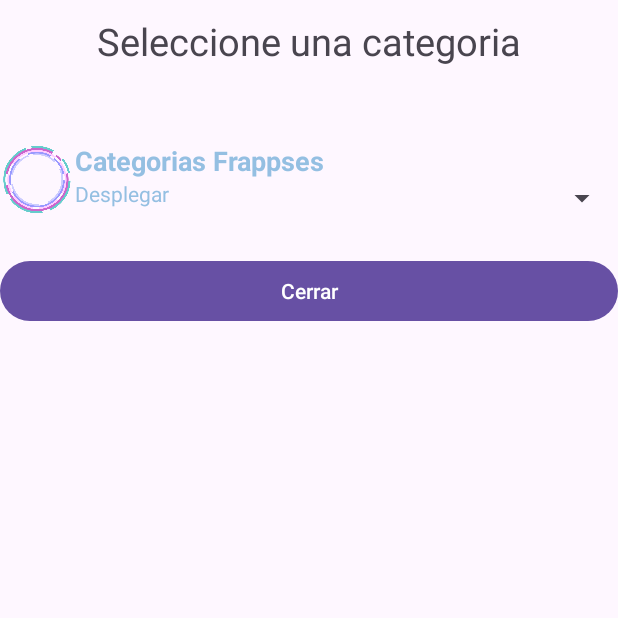
After one commit to MJazel/corte1android, an Android app: the SpinnerPersonalizado screen opened directly, with no data from a screen before it, on a phone screen of 412 x 824 dp, the top half of it. The commit adds this screen. Run offline under Robolectric (Android 15) with nearby library versions, the phone set to English and light mode, and no system bars.

Commit message:
Subir Spinner y actualizacion

```diff
--- a/app/src/main/AndroidManifest.xml
+++ b/app/src/main/AndroidManifest.xml
@@ -12,6 +12,9 @@
         android:supportsRtl="true"
         android:theme="@style/Theme.AppHolaMundo3"
         tools:targetApi="31">
+        <activity
+            android:name=".SpinnerPersonalizado"
+            android:exported="false" />
         <activity
             android:name=".cotizacionActivity"
             android:exported="false" />
--- /dev/null
+++ b/app/src/main/java/com/example/appholamundo3/ItemData.java
@@ -0,0 +1,51 @@
+package com.example.appholamundo3;
+
+public class ItemData { //Atributos
+    private String textCategoria;
+    private String textDescripcion;
+    private int imageId;
+
+
+    //Constructores
+    public ItemData (){
+        this.textCategoria = "";
+        this.textDescripcion = "";
+        this.imageId = 0;
+    }
+
+    public ItemData(String textCategoria, String textDescripcion, int imageId) {
+        this.textCategoria = textCategoria;
+        this.textDescripcion = textDescripcion;
+        this.imageId = imageId;
+    }
+
+    public ItemData(ItemData item) {
+        this.textCategoria = item.textCategoria;
+        this.textDescripcion = item.textDescripcion;
+        this.imageId = item.imageId;
+    }
+
+    public String getTextCategoria() {
+        return textCategoria;
+    }
+
+    public void setTextCategoria(String textCategoria) {
+        this.textCategoria = textCategoria;
+    }
+
+    public String getTextDescripcion() {
+        return textDescripcion;
+    }
+
+    public void setTextDescripcion(String textDescripcion) {
+        this.textDescripcion = textDescripcion;
+    }
+
+    public int getImageId() {
+        return imageId;
+    }
+
+    public void setImageId(int imageId) {
+        this.imageId = imageId;
+    }
+}
--- /dev/null
+++ b/app/src/main/java/com/example/appholamundo3/SpinnerAdapter.java
@@ -0,0 +1,40 @@
+package com.example.appholamundo3;
+
+import android.app.Activity;
+import android.view.LayoutInflater;
+import android.view.View;
+import android.view.ViewGroup;
+import android.widget.ArrayAdapter;
+import android.widget.ImageView;
+import android.widget.TextView;
+
+import java.util.ArrayList;
+
+public class SpinnerAdapter extends ArrayAdapter<ItemData> {
+    int groupId;
+    Activity Context;
+    ArrayList<ItemData> list;
+    LayoutInflater inflater;
+    public SpinnerAdapter(Activity Context,int groupId,int id,ArrayList<ItemData>
+            list){
+        super(Context,id,list);
+        this.list = list;
+        inflater = (LayoutInflater)Context.getSystemService(Context.LAYOUT_INFLATER_SERVICE);
+        this.groupId = groupId;
+    }
+    public View getView(int posicion, View convertView, ViewGroup parent){
+        View itemView = inflater.inflate(groupId,parent,false);
+        ImageView imagen = (ImageView) itemView.findViewById(R.id.imgCategoria);
+        imagen.setImageResource(list.get(posicion).getImageId());
+        TextView textCategoria = (TextView)
+                itemView.findViewById(R.id.lblCategorias);
+        textCategoria.setText(list.get(posicion).getTextCategoria());
+        TextView textDescripcion = (TextView)
+                itemView.findViewById(R.id.lblDescripcion);
+        textDescripcion.setText(list.get(posicion).getTextDescripcion());
+        return itemView;
+    }
+    public View getDropDownView(int posicion,View convertView,ViewGroup parent){
+        return getView(posicion,convertView,parent);
+    }
+}
--- /dev/null
+++ b/app/src/main/java/com/example/appholamundo3/SpinnerPersonalizado.java
@@ -0,0 +1,64 @@
+package com.example.appholamundo3;
+
+import android.os.Bundle;
+import android.view.View;
+import android.widget.AdapterView;
+import android.widget.Button;
+import android.widget.Spinner;
+import android.widget.Toast;
+
+import androidx.activity.EdgeToEdge;
+import androidx.appcompat.app.AppCompatActivity;
+import androidx.core.graphics.Insets;
+import androidx.core.view.ViewCompat;
+import androidx.core.view.WindowInsetsCompat;
+
+import java.util.ArrayList;
+
+public class SpinnerPersonalizado extends AppCompatActivity {
+
+    private Spinner sp;
+    private Button btnCerrar;
+
+    @Override
+    protected void onCreate(Bundle savedInstanceState) {
+        super.onCreate(savedInstanceState);
+        setContentView(R.layout.activity_spinner_personalizado);
+        btnCerrar = (Button) findViewById(R.id.btnCerrar);
+
+
+        ArrayList<ItemData> list = new ArrayList<>();
+        list.add(new ItemData(getString(R.string.itemFrappses), getString(R.string.msgFrapses), R.drawable.categorias));
+        list.add(new ItemData(getString(R.string.itemAgradecimiento), getString(R.string.msgAgradecimiento), R.drawable.agradecimiento));
+        list.add(new ItemData(getString(R.string.itemAmor), getString(R.string.msgAmor), R.drawable.corazon));
+        list.add(new ItemData(getString(R.string.itemNewYear), getString(R.string.msgNewYear), R.drawable.nuevo));
+        list.add(new ItemData(getString(R.string.itemCanciones), getString(R.string.msgCanciones), R.drawable.canciones));
+        sp = findViewById(R.id.spinner1);
+        SpinnerAdapter adapter = new SpinnerAdapter(this, R.layout.spinner_layout, R.id.lblCategorias, list);
+        sp.setAdapter(adapter);
+
+        btnCerrar.setOnClickListener(new View.OnClickListener() {
+            @Override
+            public void onClick(View v) {
+                finish(); // Cierra la actividad actual
+            }
+        });
+
+        sp.setOnItemSelectedListener(new AdapterView.OnItemSelectedListener() {
+            @Override
+            public void onItemSelected(AdapterView<?> parent, View view, int position, long id) {
+                Toast.makeText(parent.getContext(),
+                        getString(R.string.msgSeleccionado).toString() + " " + ((ItemData) parent.getItemAtPosition(position)).getTextCategoria(),
+                        Toast.LENGTH_SHORT).show();
+            }
+
+
+
+            @Override
+            public void onNothingSelected(AdapterView<?> parent) {
+            }
+        });
+
+
+    }
+}
--- /dev/null
+++ b/app/src/main/res/layout/activity_spinner_personalizado.xml
@@ -0,0 +1,41 @@
+<?xml version="1.0" encoding="utf-8"?>
+<androidx.constraintlayout.widget.ConstraintLayout xmlns:android="http://schemas.android.com/apk/res/android"
+    xmlns:app="http://schemas.android.com/apk/res-auto"
+    xmlns:tools="http://schemas.android.com/tools"
+    android:id="@+id/main"
+    android:layout_width="match_parent"
+    android:layout_height="match_parent"
+    tools:context=".SpinnerPersonalizado">
+
+        <LinearLayout
+            android:layout_width="match_parent"
+            android:layout_height="match_parent"
+            android:orientation="vertical"
+            android:paddingTop="10dp">
+
+            <TextView
+                android:layout_width="wrap_content"
+                android:layout_height="wrap_content"
+                android:layout_gravity="center"
+                android:text="Seleccione una categoria"
+                android:textSize="25dp"
+                android:paddingBottom="50dp"/>
+
+            <Spinner
+                android:id="@+id/spinner1"
+                android:layout_width="match_parent"
+                android:layout_height="75dp"/>
+
+            <Button
+                android:id="@+id/btnCerrar"
+                android:layout_width="match_parent"
+                android:layout_height="wrap_content"
+                android:textColor="@color/white"
+                android:text="Cerrar"></Button>
+
+        </LinearLayout>
+
+
+
+
+</androidx.constraintlayout.widget.ConstraintLayout>
--- /dev/null
+++ b/app/src/main/res/layout/spinner_layout.xml
@@ -0,0 +1,45 @@
+<?xml version="1.0" encoding="utf-8"?>
+<androidx.constraintlayout.widget.ConstraintLayout xmlns:android="http://schemas.android.com/apk/res/android"
+    android:layout_width="match_parent"
+    android:layout_height="match_parent"
+    xmlns:app="http://schemas.android.com/apk/res-auto">
+
+    <LinearLayout
+        android:layout_width="match_parent"
+        android:layout_height="wrap_content"
+        android:orientation="horizontal"
+        app:layout_constraintStart_toEndOf="parent"
+        app:layout_constraintEnd_toEndOf="parent"
+        app:layout_constraintTop_toTopOf="parent">
+        <ImageView
+            android:id="@+id/imgCategoria"
+            android:layout_width="100dp"
+            android:layout_height="50dp"
+            android:layout_weight="1"/>
+        <LinearLayout
+            android:layout_width="match_parent"
+            android:layout_height="match_parent"
+            android:orientation="vertical"
+            android:layout_weight="1">
+
+            <TextView
+                android:id="@+id/lblCategorias"
+                android:layout_width="match_parent"
+                android:layout_height="wrap_content"
+                android:text="Categorias"
+                android:textSize="18sp"
+                android:textStyle="bold"
+                android:textColor="@color/encabezado"/>
+            <TextView
+                android:id="@+id/lblDescripcion"
+                android:layout_width="match_parent"
+                android:layout_height="wrap_content"
+                android:text="Mensaje"
+                android:textColor="@color/encabezado"/>
+
+
+        </LinearLayout>
+
+
+    </LinearLayout>
+</androidx.constraintlayout.widget.ConstraintLayout>
--- a/app/src/main/res/values/colors.xml
+++ b/app/src/main/res/values/colors.xml
@@ -6,4 +6,9 @@
     <color name="moneda">#FFFFFFFF</color>
     <color name="red">#C52828</color>
     <color name="encabezado">#94BFE2</color>
+    <color name="colorPrimary">#3F51B5</color>
+    <color name="colorPrimaryDark">#303F9F</color>
+    <color name="colorAccent">#FF4081</color>
+    <color name="colorTitulo">#fe4a23</color>
+    <color name="colorSubTitulo">#767474</color>
 </resources>
--- a/app/src/main/res/values/strings.xml
+++ b/app/src/main/res/values/strings.xml
@@ -6,4 +6,17 @@
         <item>Euros</item>
         <item>Libras</item>
     </array>
+    <string name="itemFrappses">Categorias Frappses</string>
+    <string name="itemAgradecimiento">Agradecimiento</string>
+    <string name="itemAmor">Amor</string>
+    <string name="itemNewYear">Año Nuevo</string>
+    <string name="itemCanciones">Canciones</string>
+    <string name="msgFrapses">Desplegar</string>
+    <string name="msgAgradecimiento">Prueba dar las gracias c:</string>
+    <string name="msgAmor">Enamora con estas frases (UWU)</string>
+    <string name="msgNewYear">Felicita el año nuevo</string>
+    <string name="msgCanciones">Escucha solo lo mejor</string>
+    <string name="msgSeleccionado">Se ha seleccionado</string>
+    <string name="Descripcion">Seleccione una categoria</string>
+
 </resources>
```
Also changed, not shown: app/src/main/java/com/example/appholamundo3/mainCotizacion.java (+20 -3 lines), app/src/main/java/com/example/appholamundo3/menuActivity.java (+8 -0 lines), app/src/main/res/layout/activity_cotizacion.xml (+5 -7 lines), app/src/main/res/layout/activity_main_cotizacion.xml (+19 -1 lines), app/src/main/res/drawable/agradecimiento.png (added), app/src/main/res/drawable/canciones.png (added), app/src/main/res/drawable/categorias.png (added), app/src/main/res/drawable/corazon.png (added), app/src/main/res/drawable/nuevo.png (added).
